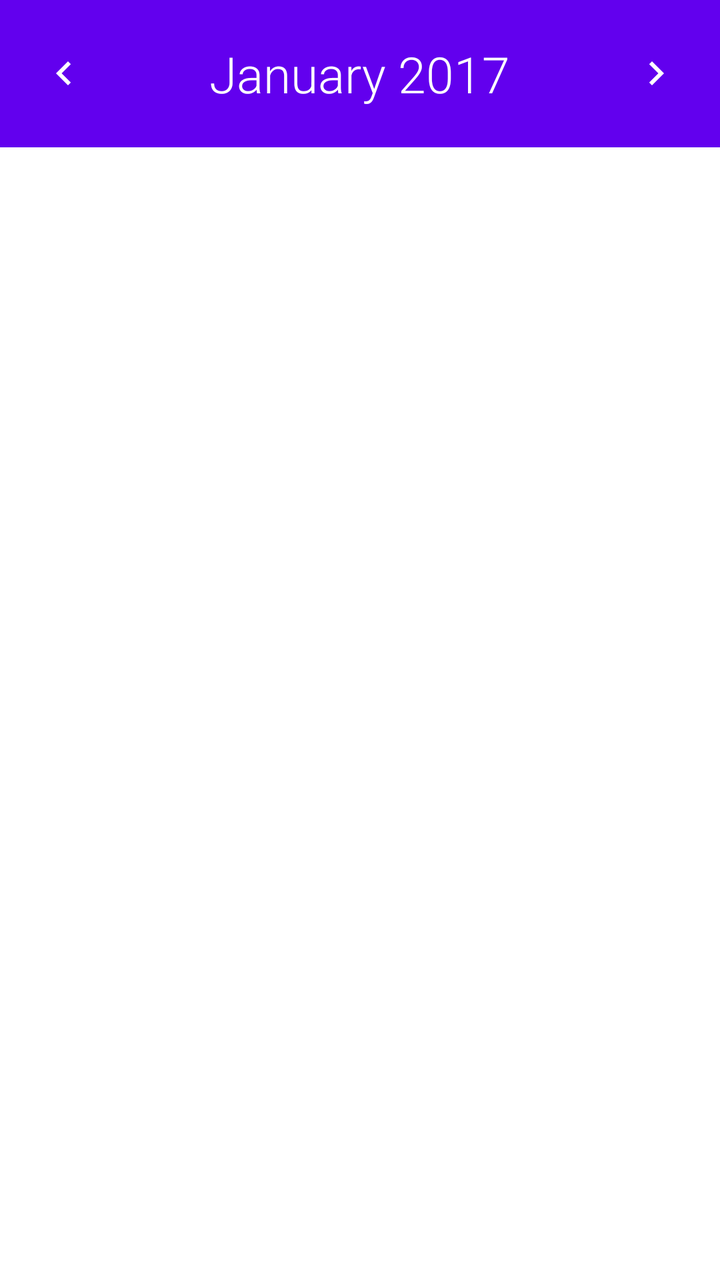
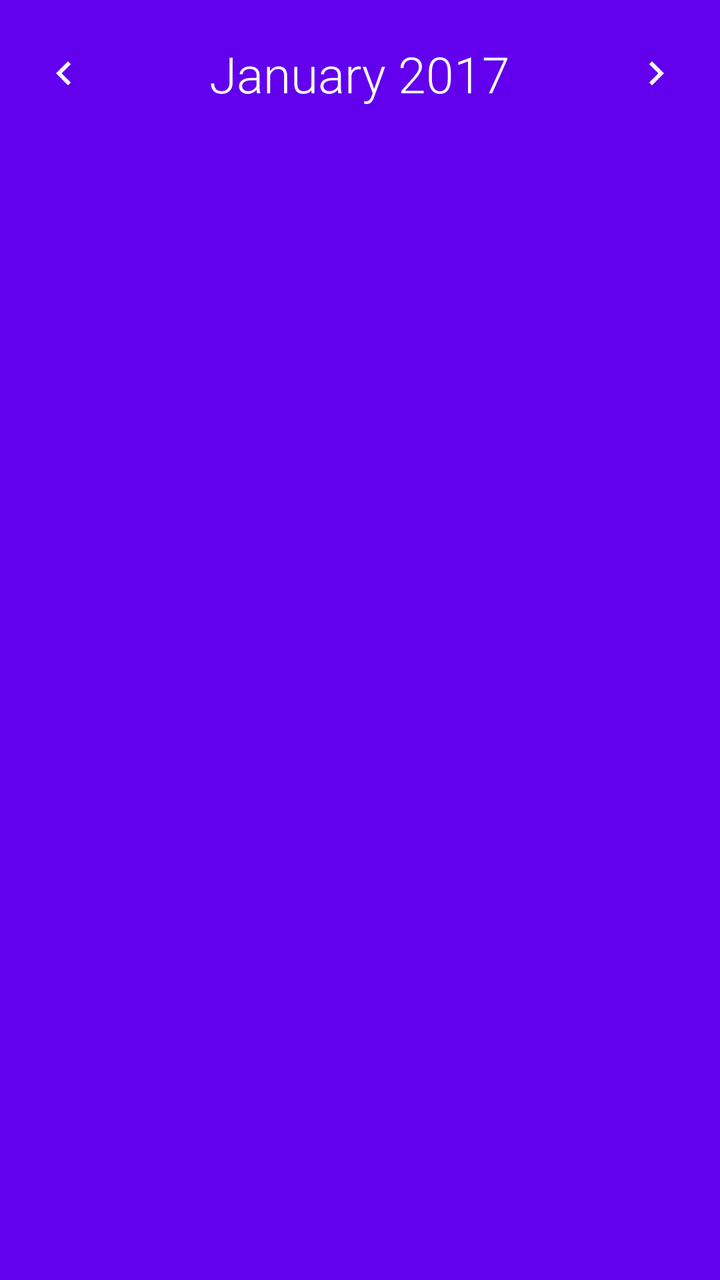

Screens rendered from an Android XML layout before and after an edit, with the pre-edit source and the edit as a unified diff.
<!-- AndroidManifest.xml: application theme AppTheme -->
<!-- res/layout/fragment_charts.xml -->
<?xml version="1.0" encoding="utf-8"?>
<LinearLayout xmlns:android="http://schemas.android.com/apk/res/android"
    xmlns:app="http://schemas.android.com/apk/res-auto"
    android:orientation="vertical"
    android:background="@color/white"
    android:clickable="true"
    android:layout_width="match_parent"
    android:layout_height="match_parent">

    <RelativeLayout
        android:id="@+id/view_expense_header"
        android:layout_width="match_parent"
        android:layout_height="wrap_content"
        android:background="@color/colorPrimary"
        android:orientation="horizontal"
        android:padding="20dp">
        <ImageButton
            android:id="@+id/btn_charts_prev_month"
            android:layout_width="wrap_content"
            android:layout_height="wrap_content"
            app:srcCompat="@drawable/ic_chevron_left_white_24dp"
            android:background="@android:color/transparent"
            android:layout_alignParentLeft="true"
            android:layout_centerVertical="true"/>
        <TextView
            android:id="@+id/txt_charts_date"
            android:layout_width="wrap_content"
            android:layout_height="wrap_content"
            android:textSize="25sp"
            android:fontFamily="sans-serif-light"
            android:text="January 2017"
            android:layout_centerInParent="true"
            android:textColor="@color/white"/>
        <ImageButton
            android:id="@+id/btn_charts_next_month"
            android:layout_width="wrap_content"
            android:layout_height="wrap_content"
            android:background="@android:color/transparent"
            app:srcCompat="@drawable/ic_chevron_right_white_24dp"
            android:layout_alignParentRight="true"
            android:layout_centerVertical="true"/>
    </RelativeLayout>

    <FrameLayout
        android:id="@+id/charts_container"
        android:layout_marginLeft="40dp"
        android:layout_marginRight="40dp"
        android:layout_marginTop="10dp"
        android:layout_marginBottom="10dp"
        android:layout_width="match_parent"
        android:layout_height="match_parent">
    </FrameLayout>
</LinearLayout>
<!-- resources referenced by this layout -->
<resources>
  <!-- drawable ic_chevron_left_white_24dp (drawable) -->
  <vector xmlns:android="http://schemas.android.com/apk/res/android"
          android:width="24dp"
          android:height="24dp"
          android:viewportWidth="24.0"
          android:viewportHeight="24.0">
      <path
          android:fillColor="#ffffff"
          android:pathData="M15.41,7.41L14,6l-6,6 6,6 1.41,-1.41L10.83,12z"/>
  </vector>
  <!-- drawable ic_chevron_right_white_24dp (drawable) -->
  <vector xmlns:android="http://schemas.android.com/apk/res/android"
          android:width="24dp"
          android:height="24dp"
          android:viewportWidth="24.0"
          android:viewportHeight="24.0">
      <path
          android:fillColor="#ffffff"
          android:pathData="M10,6L8.59,7.41 13.17,12l-4.58,4.59L10,18l6,-6z"/>
  </vector>
</resources>

<!-- the commit's change to res/layout/fragment_charts.xml (unified diff, before → after) -->
@@ -2,7 +2,7 @@
 <LinearLayout xmlns:android="http://schemas.android.com/apk/res/android"
     xmlns:app="http://schemas.android.com/apk/res-auto"
     android:orientation="vertical"
-    android:background="@color/white"
+    android:background="@color/colorPrimary"
     android:clickable="true"
     android:layout_width="match_parent"
     android:layout_height="match_parent">
@@ -43,8 +43,7 @@
 
     <FrameLayout
         android:id="@+id/charts_container"
-        android:layout_marginLeft="40dp"
-        android:layout_marginRight="40dp"
+        android:layout_gravity="center"
         android:layout_marginTop="10dp"
         android:layout_marginBottom="10dp"
         android:layout_width="match_parent"
